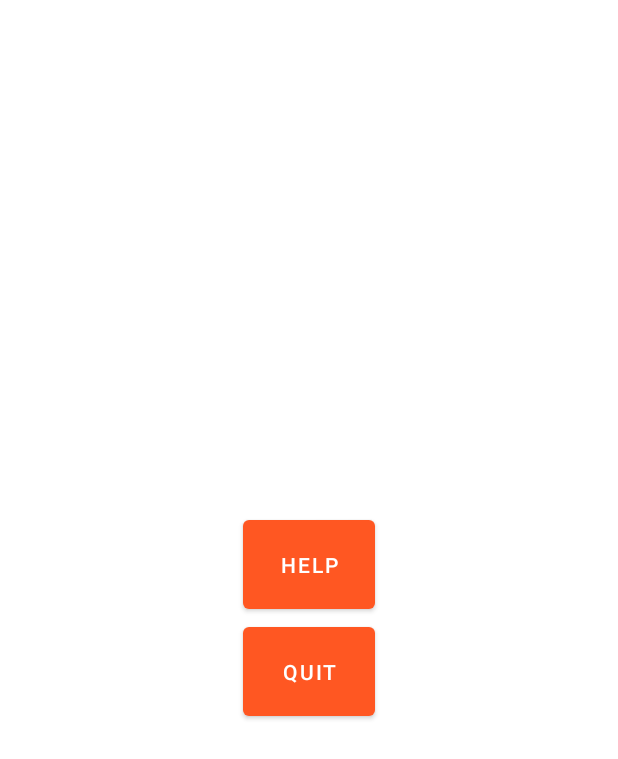
After one commit to press-f-for-respect/CodenamesPictures, an Android app: the fragment PauseFragment shown on its own in the app's theme, on a phone screen of 412 x 824 dp. The commit adds this screen. Shown: the top 759 px of the screen. Run offline under Robolectric (Android 15) with nearby library versions, the phone set to English and light mode, and no system bars.

Commit message:
PauseFragment added

```diff
--- a/app/build.gradle
+++ b/app/build.gradle
@@ -24,6 +24,7 @@ dependencies {
     implementation 'androidx.appcompat:appcompat:1.0.2'
     implementation 'androidx.constraintlayout:constraintlayout:1.1.3'
     implementation 'com.google.android.material:material:1.1.0-alpha07'
+    implementation 'androidx.legacy:legacy-support-v4:1.0.0'
     testImplementation 'junit:junit:4.12'
     androidTestImplementation 'androidx.test:runner:1.2.0'
     androidTestImplementation 'androidx.test.espresso:espresso-core:3.2.0'
--- /dev/null
+++ b/app/src/main/java/com/pressfforrespect/codenamespictures/PauseFragment.java
@@ -0,0 +1,24 @@
+package com.pressfforrespect.codenamespictures;
+
+import android.os.Bundle;
+import android.view.LayoutInflater;
+import android.view.View;
+import android.view.ViewGroup;
+
+import androidx.annotation.NonNull;
+import androidx.annotation.Nullable;
+import androidx.fragment.app.Fragment;
+
+public class PauseFragment extends Fragment {
+
+
+    public PauseFragment(){
+    }
+
+
+    @Nullable
+    @Override
+    public View onCreateView(@NonNull LayoutInflater inflater, @Nullable ViewGroup container, @Nullable Bundle savedInstanceState) {
+        return inflater.inflate(R.layout.fragment_pause, container, false);
+    }
+}
--- /dev/null
+++ b/app/src/main/res/layout/fragment_pause.xml
@@ -0,0 +1,29 @@
+<?xml version="1.0" encoding="utf-8"?>
+<FrameLayout xmlns:android="http://schemas.android.com/apk/res/android"
+    xmlns:tools="http://schemas.android.com/tools"
+    android:layout_width="match_parent"
+    android:layout_height="match_parent"
+    tools:context=".PauseFragment">
+
+    <LinearLayout
+        android:layout_width="match_parent"
+        android:layout_height="match_parent"
+        android:gravity="center"
+        android:orientation="vertical">
+
+        <com.google.android.material.button.MaterialButton
+            android:id="@+id/continue_game"
+            android:layout_width="wrap_content"
+            android:layout_height="wrap_content"
+            android:padding="20dp"
+            android:text="@string/help_button" />
+
+        <com.google.android.material.button.MaterialButton
+            android:id="@+id/back_menu"
+            android:layout_width="wrap_content"
+            android:layout_height="wrap_content"
+            android:padding="20dp"
+            android:text="@string/quit" />
+    </LinearLayout>
+
+</FrameLayout>
--- a/app/src/main/res/values/colors.xml
+++ b/app/src/main/res/values/colors.xml
@@ -3,6 +3,8 @@
     <color name="colorPrimary">#FF5722</color>
     <color name="colorPrimaryDark">#FF9800</color>
     <color name="colorAccent">#D50000</color>
-    <color name="colorBlue">#75264786</color>
-    <color name="colorRed">#75A12C2E</color>
+    <color name="colorBlue">#264786</color>
+    <color name="colorRed">#A12C2E</color>
+    <color name="colorBlack">#505050</color>
+    <color name="colorCream">#BAAC9C</color>
 </resources>
--- a/app/src/main/res/values/strings.xml
+++ b/app/src/main/res/values/strings.xml
@@ -8,4 +8,5 @@
     <string name="sound">Sound</string>
     <string name="name">Device Name</string>
     <string name="quit">Quit</string>
+
 </resources>
```
Also changed, not shown: app/src/main/java/com/pressfforrespect/codenamespictures/GameActivity.java (+14 -9 lines), app/src/main/java/com/pressfforrespect/codenamespictures/SpyMasterActivity.java (+44 -2 lines), app/src/main/java/com/pressfforrespect/codenamespictures/game/Board.java (+3 -5 lines), app/src/main/res/layout/activity_game.xml (+12 -30 lines), app/src/main/res/layout/card_layout.xml (+11 -3 lines).
